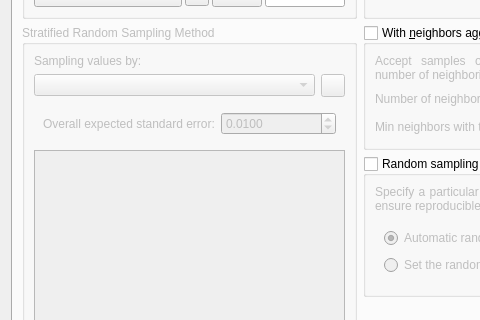
Above: ui/sampling_design_window.ui from SMByC/AcATaMa before the change; both pictures show x 0 to 480 and y 196 to 516 of the 688 by 773 pixel window. Below: the same form after it.
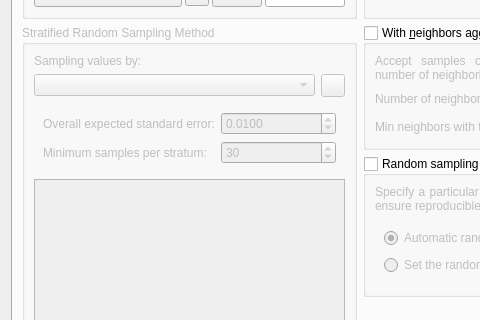
That is the form after the change. The open tabs and pages were chosen to show the change. Icons and pictures are not drawn. Custom widgets are drawn as their Qt base class.

Commit message: Added a new option in stratified sampling to adjust the number of samples based on minimum samples per stratum

The edit to the form file:
```diff
--- a/ui/sampling_design_window.ui
+++ b/ui/sampling_design_window.ui
@@ -845,6 +845,26 @@
                   </property>
                  </widget>
                 </item>
+                <item row="1" column="0">
+                 <widget class="QLabel" name="label_4">
+                  <property name="text">
+                   <string>Minimum samples per stratum:</string>
+                  </property>
+                 </widget>
+                </item>
+                <item row="1" column="1">
+                 <widget class="QSpinBox" name="MinimumSamplesPerStratum">
+                  <property name="toolTip">
+                   <string>&lt;html&gt;&lt;head/&gt;&lt;body&gt;&lt;p&gt;Determining the optimal minimum sample size requires consideration of several factors, however a minimum sample size of 30 (Van Genderen et al, 1978) or 50 (Stehman &amp;amp; Foody, 2019; Hay, 1979) per selected stratum is generally recommended to ensure statistical significance.&lt;/p&gt;&lt;/body&gt;&lt;/html&gt;</string>
+                  </property>
+                  <property name="maximum">
+                   <number>999</number>
+                  </property>
+                  <property name="value">
+                   <number>30</number>
+                  </property>
+                 </widget>
+                </item>
                </layout>
               </widget>
              </item>
```
The commit also changes 4 other files.
